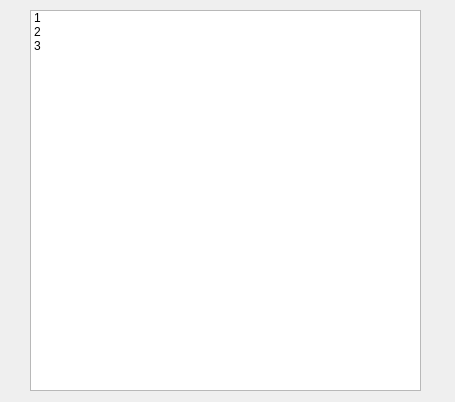
Hades2001/keyBoard, file multioperation.ui: the form before one commit.
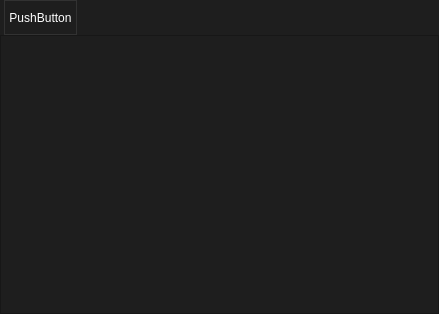
The form after the commit. Icons and pictures are not drawn. Custom widgets are drawn as their Qt base class.

What changed in the file:
```diff
--- a/multioperation.ui
+++ b/multioperation.ui
@@ -6,44 +6,148 @@
    <rect>
     <x>0</x>
     <y>0</y>
-    <width>455</width>
-    <height>402</height>
+    <width>439</width>
+    <height>314</height>
    </rect>
   </property>
+  <property name="sizePolicy">
+   <sizepolicy hsizetype="Fixed" vsizetype="Fixed">
+    <horstretch>0</horstretch>
+    <verstretch>0</verstretch>
+   </sizepolicy>
+  </property>
   <property name="windowTitle">
    <string>Form</string>
   </property>
-  <widget class="MultiListWidget" name="listWidget">
-   <property name="geometry">
-    <rect>
-     <x>30</x>
-     <y>10</y>
-     <width>391</width>
-     <height>381</height>
-    </rect>
+  <property name="styleSheet">
+   <string notr="true">background-color: rgb(30, 30, 30);</string>
+  </property>
+  <layout class="QVBoxLayout" name="verticalLayout">
+   <property name="spacing">
+    <number>0</number>
    </property>
-   <property name="dragDropMode">
-    <enum>QAbstractItemView::DragDrop</enum>
+   <property name="leftMargin">
+    <number>0</number>
    </property>
-   <property name="defaultDropAction">
-    <enum>Qt::IgnoreAction</enum>
+   <property name="topMargin">
+    <number>0</number>
    </property>
+   <property name="rightMargin">
+    <number>0</number>
+   </property>
+   <property name="bottomMargin">
+    <number>0</number>
+   </property>
    <item>
-    <property name="text">
-     <string>1</string>
-    </property>
+    <widget class="QWidget" name="horizontalWidget" native="true">
+     <property name="sizePolicy">
+      <sizepolicy hsizetype="Preferred" vsizetype="Fixed">
+       <horstretch>0</horstretch>
+       <verstretch>0</verstretch>
+      </sizepolicy>
+     </property>
+     <property name="minimumSize">
+      <size>
+       <width>0</width>
+       <height>35</height>
+      </size>
+     </property>
+     <property name="maximumSize">
+      <size>
+       <width>16777215</width>
+       <height>35</height>
+      </size>
+     </property>
+     <layout class="QHBoxLayout" name="horizontalLayout">
+      <property name="spacing">
+       <number>-1</number>
+      </property>
+      <property name="leftMargin">
+       <number>0</number>
+      </property>
+      <property name="topMargin">
+       <number>0</number>
+      </property>
+      <property name="rightMargin">
+       <number>0</number>
+      </property>
+      <property name="bottomMargin">
+       <number>0</number>
+      </property>
+      <item>
+       <widget class="QPushButton" name="bn_return">
+        <property name="minimumSize">
+         <size>
+          <width>0</width>
+          <height>35</height>
+         </size>
+        </property>
+        <property name="maximumSize">
+         <size>
+          <width>16777215</width>
+          <height>35</height>
+         </size>
+        </property>
+        <property name="styleSheet">
+         <string notr="true">QPushButton{
+	color: rgb(255, 255, 255);
+	background-color: rgb(30, 30, 30);
+	border:1px solid rgb(50,50,50);
+	padding:4px;
+	image: url(:/icons/icon/image.png);
+	margin:0px 0px 0px 4px
+}
+QPushButton:hover{
+	background-color: rgb(30, 30, 30);
+	border:1px solid rgb(255,200,0);
+	color: rgb(255, 255, 255);
+}
+</string>
+        </property>
+        <property name="text">
+         <string>PushButton</string>
+        </property>
+       </widget>
+      </item>
+      <item>
+       <spacer name="horizontalSpacer">
+        <property name="orientation">
+         <enum>Qt::Horizontal</enum>
+        </property>
+        <property name="sizeHint" stdset="0">
+         <size>
+          <width>40</width>
+          <height>20</height>
+         </size>
+        </property>
+       </spacer>
+      </item>
+     </layout>
+    </widget>
    </item>
    <item>
-    <property name="text">
-     <string>2</string>
-    </property>
+    <widget class="MultiListWidget" name="listWidget">
+     <property name="sizePolicy">
+      <sizepolicy hsizetype="Expanding" vsizetype="Preferred">
+       <horstretch>0</horstretch>
+       <verstretch>0</verstretch>
+      </sizepolicy>
+     </property>
+     <property name="focusPolicy">
+      <enum>Qt::NoFocus</enum>
+     </property>
+     <property name="contextMenuPolicy">
+      <enum>Qt::DefaultContextMenu</enum>
+     </property>
+     <property name="dragDropMode">
+      <enum>QAbstractItemView::DropOnly</enum>
+     </property>
+     <property name="defaultDropAction">
+      <enum>Qt::CopyAction</enum>
+     </property>
+    </widget>
    </item>
-   <item>
-    <property name="text">
-     <string>3</string>
-    </property>
-   </item>
-  </widget>
+  </layout>
  </widget>
  <customwidgets>
   <customwidget>
```
